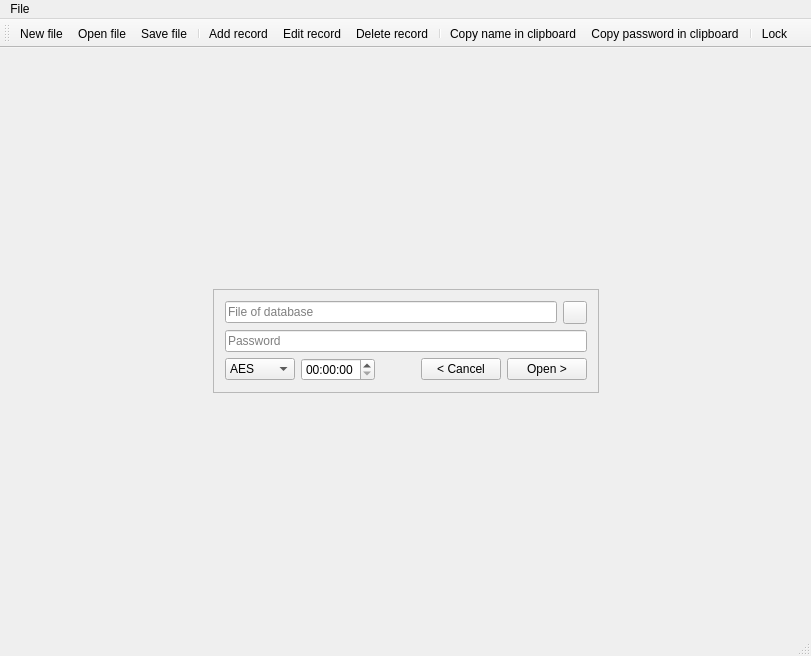
This is mainwindow.ui in Avengerrr/Pass_Manager as Qt 5 draws it before an edit. The edited form follows.
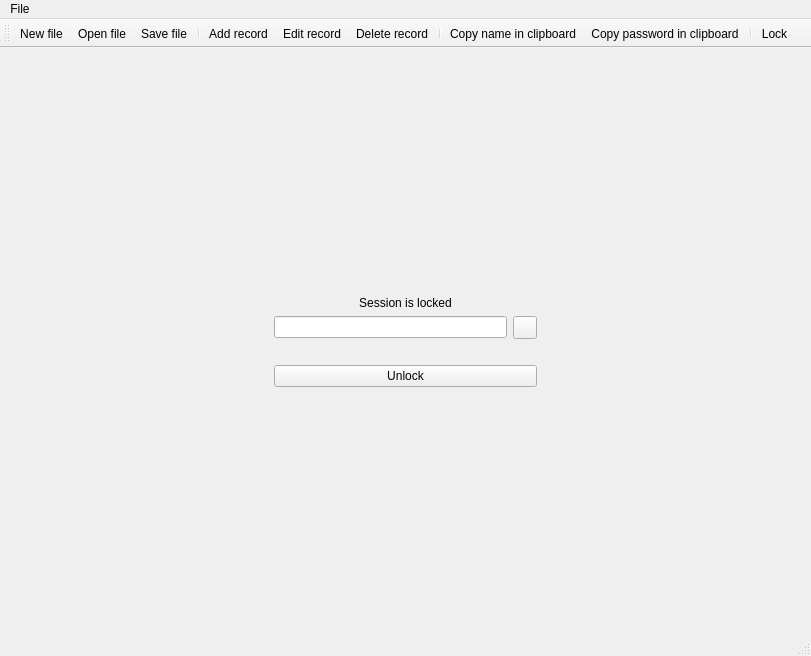
This is the edited form. Icons and pictures are not drawn.

Commit message: Fix memory error. Complete pages New and Open file. Complete page Lock screen

What changed in the file:
```diff
--- a/mainwindow.ui
+++ b/mainwindow.ui
@@ -13,6 +13,10 @@
   <property name="windowTitle">
    <string>MainWindow</string>
   </property>
+  <property name="windowIcon">
+   <iconset resource="resources.qrc">
+    <normaloff>:/images/logotip.png</normaloff>:/images/logotip.png</iconset>
+  </property>
   <widget class="QWidget" name="CentralWidget">
    <layout class="QVBoxLayout" name="verticalLayout">
     <property name="leftMargin">
@@ -30,7 +34,7 @@
     <item>
      <widget class="QStackedWidget" name="StackedWidget">
       <property name="currentIndex">
-       <number>1</number>
+       <number>5</number>
       </property>
       <widget class="QWidget" name="Page_First">
        <layout class="QVBoxLayout" name="verticalLayout_5">
@@ -185,12 +189,46 @@
               </layout>
              </item>
              <item>
-              <widget class="QLineEdit" name="LineEdit_Open_Password">
+              <layout class="QHBoxLayout" name="horizontalLayout">
+               <item>
+                <widget class="QLineEdit" name="LineEdit_Open_Password">
+                 <property name="text">
+                  <string/>
+                 </property>
+                 <property name="echoMode">
+                  <enum>QLineEdit::Password</enum>
+                 </property>
+                 <property name="placeholderText">
+                  <string>Password</string>
+                 </property>
+                </widget>
+               </item>
+               <item>
+                <widget class="QToolButton" name="TButton_Open_ShowPassword">
+                 <property name="text">
+                  <string/>
+                 </property>
+                 <property name="icon">
+                  <iconset resource="resources.qrc">
+                   <normaloff>:/images/eye.png</normaloff>:/images/eye.png</iconset>
+                 </property>
+                 <property name="checkable">
+                  <bool>true</bool>
+                 </property>
+                </widget>
+               </item>
+              </layout>
+             </item>
+             <item>
+              <widget class="QLabel" name="Label_Open_Error">
+               <property name="styleSheet">
+                <string notr="true">color:red</string>
+               </property>
                <property name="text">
-                <string/>
+                <string>Full all fields</string>
                </property>
-               <property name="placeholderText">
-                <string>Password</string>
+               <property name="alignment">
+                <set>Qt::AlignCenter</set>
                </property>
               </widget>
              </item>
@@ -211,7 +249,21 @@
                 </widget>
                </item>
                <item>
-                <widget class="QTimeEdit" name="TimeEdit_Open_SessionTime"/>
+                <widget class="QTimeEdit" name="TimeEdit_Open_SessionTime">
+                 <property name="currentSection">
+                  <enum>QDateTimeEdit::NoSection</enum>
+                 </property>
+                 <property name="displayFormat">
+                  <string>MM:ss</string>
+                 </property>
+                 <property name="time">
+                  <time>
+                   <hour>0</hour>
+                   <minute>0</minute>
+                   <second>0</second>
+                  </time>
+                 </property>
+                </widget>
                </item>
                <item>
                 <spacer name="horizontalSpacer">
@@ -235,6 +287,9 @@
                </item>
                <item>
                 <widget class="QPushButton" name="PButton_Open_OpenFile">
+                 <property name="enabled">
+                  <bool>false</bool>
+                 </property>
                  <property name="text">
                   <string>Open &gt;</string>
                  </property>
@@ -344,25 +399,62 @@
               </layout>
              </item>
              <item>
-              <widget class="QLineEdit" name="LineEdit_New_Password">
-               <property name="text">
-                <string/>
-               </property>
-               <property name="placeholderText">
-                <string>Password</string>
-               </property>
-              </widget>
+              <layout class="QHBoxLayout" name="horizontalLayout_2">
+               <item>
+                <widget class="QLineEdit" name="LineEdit_New_Password">
+                 <property name="text">
+                  <string/>
+                 </property>
+                 <property name="echoMode">
+                  <enum>QLineEdit::Password</enum>
+                 </property>
+                 <property name="placeholderText">
+                  <string>Password</string>
+                 </property>
+                </widget>
+               </item>
+               <item>
+                <widget class="QToolButton" name="TButton_New_ShowPassword">
+                 <property name="text">
+                  <string/>
+                 </property>
+                 <property name="icon">
+                  <iconset resource="resources.qrc">
+                   <normaloff>:/images/eye.png</normaloff>:/images/eye.png</iconset>
+                 </property>
+                 <property name="checkable">
+                  <bool>true</bool>
+                 </property>
+                </widget>
+               </item>
+              </layout>
              </item>
              <item>
               <widget class="QLineEdit" name="LineEdit_New_ConfirmPassword">
                <property name="text">
                 <string/>
                </property>
+               <property name="echoMode">
+                <enum>QLineEdit::Password</enum>
+               </property>
                <property name="placeholderText">
                 <string>Confirm password</string>
                </property>
               </widget>
              </item>
+             <item>
+              <widget class="QLabel" name="Label_New_Error">
+               <property name="styleSheet">
+                <string notr="true">color:red</string>
+               </property>
+               <property name="text">
+                <string>Fill all fields</string>
+               </property>
+               <property name="alignment">
+                <set>Qt::AlignCenter</set>
+               </property>
+              </widget>
+             </item>
              <item>
               <layout class="QHBoxLayout" name="HLay_New_2">
                <item>
@@ -401,6 +493,9 @@
                </item>
                <item>
                 <widget class="QPushButton" name="PButton_New_CreateDatabase">
+                 <property name="enabled">
+                  <bool>false</bool>
+                 </property>
                  <property name="text">
                   <string>Create &gt;</string>
                  </property>
@@ -846,13 +941,26 @@
             </layout>
            </widget>
           </item>
+          <item>
+           <spacer name="verticalSpacer_2">
+            <property name="orientation">
+             <enum>Qt::Vertical</enum>
+            </property>
+            <property name="sizeHint" stdset="0">
+             <size>
+              <width>20</width>
+              <height>40</height>
+             </size>
+            </property>
+           </spacer>
+          </item>
           <item>
            <widget class="QLabel" name="Label_Edit_Logo">
             <property name="text">
              <string/>
             </property>
             <property name="pixmap">
-             <pixmap>images/logotip.png</pixmap>
+             <pixmap resource="resources.qrc">:/images/logotip.png</pixmap>
             </property>
             <property name="scaledContents">
              <bool>false</bool>
@@ -865,6 +973,19 @@
             </property>
            </widget>
           </item>
+          <item>
+           <spacer name="verticalSpacer">
+            <property name="orientation">
+             <enum>Qt::Vertical</enum>
+            </property>
+            <property name="sizeHint" stdset="0">
+             <size>
+              <width>20</width>
+              <height>40</height>
+             </size>
+            </property>
+           </spacer>
+          </item>
           <item>
            <layout class="QHBoxLayout" name="HLay_Edit_Nav">
             <item>
@@ -887,6 +1008,127 @@
         </item>
        </layout>
       </widget>
+      <widget class="QWidget" name="Lock">
+       <layout class="QHBoxLayout" name="horizontalLayout_5">
+        <item>
+         <spacer name="horizontalSpacer_2">
+          <property name="orientation">
+           <enum>Qt::Horizontal</enum>
+          </property>
+          <property name="sizeHint" stdset="0">
+           <size>
+            <width>259</width>
+            <height>20</height>
+           </size>
+          </property>
+         </spacer>
+        </item>
+        <item>
+         <layout class="QVBoxLayout" name="verticalLayout_7">
+          <item>
+           <spacer name="verticalSpacer_3">
+            <property name="orientation">
+             <enum>Qt::Vertical</enum>
+            </property>
+            <property name="sizeHint" stdset="0">
+             <size>
+              <width>20</width>
+              <height>40</height>
+             </size>
+            </property>
+           </spacer>
+          </item>
+          <item>
+           <widget class="QLabel" name="Label_Lock_Message">
+            <property name="text">
+             <string>Session is locked</string>
+            </property>
+            <property name="alignment">
+             <set>Qt::AlignCenter</set>
+            </property>
+           </widget>
+          </item>
+          <item>
+           <layout class="QHBoxLayout" name="horizontalLayout_3">
+            <item>
+             <widget class="QLineEdit" name="LineEdit_Lock_Password">
+              <property name="echoMode">
+               <enum>QLineEdit::Password</enum>
+              </property>
+              <property name="dragEnabled">
+               <bool>true</bool>
+              </property>
+              <property name="clearButtonEnabled">
+               <bool>true</bool>
+              </property>
+             </widget>
+            </item>
+            <item>
+             <widget class="QToolButton" name="TButton_Lock_ShowPassword">
+              <property name="text">
+               <string/>
+              </property>
+              <property name="icon">
+               <iconset resource="resources.qrc">
+                <normaloff>:/images/eye.png</normaloff>:/images/eye.png</iconset>
+              </property>
+              <property name="checkable">
+               <bool>true</bool>
+              </property>
+             </widget>
+            </item>
+           </layout>
+          </item>
+          <item>
+           <widget class="QLabel" name="Label_Lock_Error">
+            <property name="styleSheet">
+             <string notr="true">color:red</string>
+            </property>
+            <property name="text">
+             <string/>
+            </property>
+            <property name="alignment">
+             <set>Qt::AlignCenter</set>
+            </property>
+           </widget>
+          </item>
+          <item>
+           <widget class="QPushButton" name="PButton_Lock_Unclock">
+            <property name="text">
+             <string>Unlock</string>
+            </property>
+           </widget>
+          </item>
+          <item>
+           <spacer name="verticalSpacer_4">
+            <property name="orientation">
+             <enum>Qt::Vertical</enum>
+            </property>
+            <property name="sizeHint" stdset="0">
+             <size>
+              <width>20</width>
+              <height>40</height>
+             </size>
+            </property>
+           </spacer>
+          </item>
+         </layout>
+        </item>
+        <item>
+         <spacer name="horizontalSpacer_3">
+          <property name="orientation">
+           <enum>Qt::Horizontal</enum>
+          </property>
+          <property name="sizeHint" stdset="0">
+           <size>
+            <width>259</width>
+            <height>20</height>
+           </size>
+          </property>
+         </spacer>
+        </item>
+       </layout>
+      </widget>
      </widget>
     </item>
    </layout>
```
The commit also changes 2 other files.
